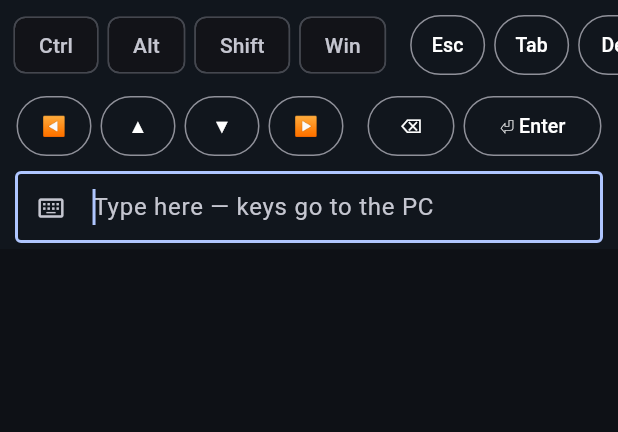
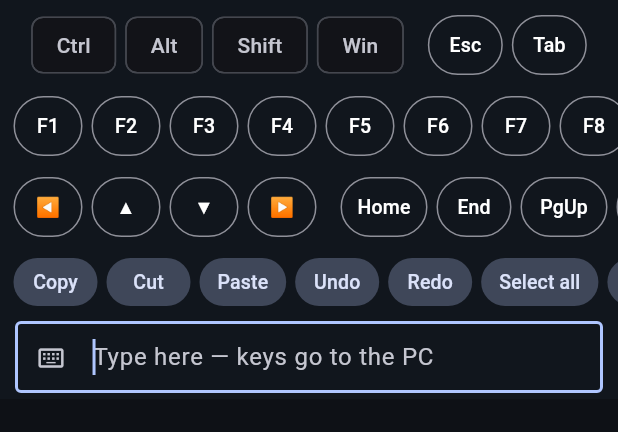
Before and after one commit to GameJawnsInc/JawnRemote, a Flutter app: the KeyboardBar widget shown alone on an empty page, opened directly with empty values, on a phone screen of 412 x 824 dp. Shown: the top 432 px of the screen. Run offline on Flutter 3.47's test engine with Material 3 defaults, Android fonts, the phone set to English and light mode, and no system bars; our stand-ins replace google_mobile_ads, in_app_purchase, shared_preferences; accounts and stored records are empty.

Commit message:
App: extended-key polish for the keyboard (F-keys + one-tap shortcuts)
Rounds out the keyboard panel so power keys are all one tap:
- F1-F12 row (respects sticky modifiers, e.g. Alt+F4, Ctrl+F5).
- One-tap shortcuts: Copy, Cut, Paste, Undo, Redo, Select all, Alt+Tab.
- Nav/edit cluster consolidated into one row; added Insert.
Modifiers stay sticky (tap Ctrl, then a key); shortcuts fire fixed combos.
App-only; the server already maps every key. Bumps to 1.4.0+5.

Co-Authored-By: Claude Opus 4.8 <noreply@anthropic.com>

```diff
--- a/app/lib/widgets/keyboard_bar.dart
+++ b/app/lib/widgets/keyboard_bar.dart
@@ -82,6 +82,13 @@ class _KeyboardBarState extends State<KeyboardBar> {
     _focus.requestFocus();
   }
 
+  /// Fire a fixed combo (e.g. Ctrl+C), independent of the sticky modifiers.
+  void _combo(String key, List<String> mods) {
+    c.key(key, mods);
+    if (_mods.isNotEmpty) setState(_mods.clear);
+    _focus.requestFocus();
+  }
+
   void _toggleMod(String m) {
     setState(() {
       if (!_mods.add(m)) _mods.remove(m);
@@ -113,6 +120,25 @@ class _KeyboardBarState extends State<KeyboardBar> {
         ),
       );
 
+  /// A one-tap shortcut button (sends a fixed combo regardless of sticky mods).
+  Widget _shortcut(String label, String key, List<String> mods) => Padding(
+        padding: const EdgeInsets.symmetric(horizontal: 3),
+        child: FilledButton.tonal(
+          style: FilledButton.styleFrom(
+            padding: const EdgeInsets.symmetric(horizontal: 12, vertical: 10),
+            visualDensity: VisualDensity.compact,
+          ),
+          onPressed: () => _combo(key, mods),
+          child: Text(label, style: const TextStyle(fontSize: 13)),
+        ),
+      );
+
+  Widget _scrollRow(List<Widget> children) => SingleChildScrollView(
+        scrollDirection: Axis.horizontal,
+        padding: const EdgeInsets.symmetric(horizontal: 6),
+        child: Row(children: children),
+      );
+
   @override
   Widget build(BuildContext context) {
     return Container(
@@ -121,11 +147,8 @@ class _KeyboardBarState extends State<KeyboardBar> {
       child: Column(
         mainAxisSize: MainAxisSize.min,
         children: [
-          SingleChildScrollView(
-            scrollDirection: Axis.horizontal,
-            padding: const EdgeInsets.symmetric(horizontal: 6),
-            child: Row(
-              children: [
+          // Modifiers (sticky — tap one, then a key) + the two big standalones.
+          _scrollRow([
             _modChip('Ctrl', 'ctrl'),
             _modChip('Alt', 'alt'),
             _modChip('Shift', 'shift'),
@@ -133,30 +156,39 @@ class _KeyboardBarState extends State<KeyboardBar> {
             const SizedBox(width: 10),
             _btn('Esc', 'escape'),
             _btn('Tab', 'tab'),
-                _btn('Del', 'delete'),
+          ]),
+          const SizedBox(height: 6),
+          // Function keys (respect the sticky modifiers, e.g. Alt+F4).
+          _scrollRow([for (var i = 1; i <= 12; i++) _btn('F$i', 'f$i', w: 46)]),
+          const SizedBox(height: 6),
+          // Navigation + editing cluster.
+          _scrollRow([
+            _btn('◀', 'left', w: 46),
+            _btn('▲', 'up', w: 46),
+            _btn('▼', 'down', w: 46),
+            _btn('▶', 'right', w: 46),
+            const SizedBox(width: 10),
             _btn('Home', 'home', w: 58),
             _btn('End', 'end'),
             _btn('PgUp', 'pageup', w: 58),
             _btn('PgDn', 'pagedown', w: 58),
-              ],
-            ),
-          ),
+            const SizedBox(width: 10),
+            _btn('Ins', 'insert'),
+            _btn('Del', 'delete'),
+            _btn('⌫', 'backspace', w: 46),
+            _btn('⏎', 'enter', w: 46),
+          ]),
           const SizedBox(height: 6),
-          SingleChildScrollView(
-            scrollDirection: Axis.horizontal,
-            padding: const EdgeInsets.symmetric(horizontal: 6),
-            child: Row(
-              children: [
-                _btn('◀', 'left'),
-                _btn('▲', 'up'),
-                _btn('▼', 'down'),
-                _btn('▶', 'right'),
-                const SizedBox(width: 10),
-                _btn('⌫', 'backspace', w: 58),
-                _btn('⏎ Enter', 'enter', w: 92),
-              ],
-            ),
-          ),
+          // One-tap shortcuts.
+          _scrollRow([
+            _shortcut('Copy', 'c', ['ctrl']),
+            _shortcut('Cut', 'x', ['ctrl']),
+            _shortcut('Paste', 'v', ['ctrl']),
+            _shortcut('Undo', 'z', ['ctrl']),
+            _shortcut('Redo', 'y', ['ctrl']),
+            _shortcut('Select all', 'a', ['ctrl']),
+            _shortcut('Alt+Tab', 'tab', ['alt']),
+          ]),
           const SizedBox(height: 6),
           Padding(
             padding: const EdgeInsets.symmetric(horizontal: 10),
--- a/app/pubspec.yaml
+++ b/app/pubspec.yaml
@@ -16,7 +16,7 @@ publish_to: 'none' # Remove this line if you wish to publish to pub.dev
 # https://developer.apple.com/library/archive/documentation/General/Reference/InfoPlistKeyReference/Articles/CoreFoundationKeys.html
 # In Windows, build-name is used as the major, minor, and patch parts
 # of the product and file versions while build-number is used as the build suffix.
-version: 1.3.0+4
+version: 1.4.0+5
 
 environment:
   sdk: ^3.12.0
```
Lines whose indentation alone changed are shown as unchanged.
